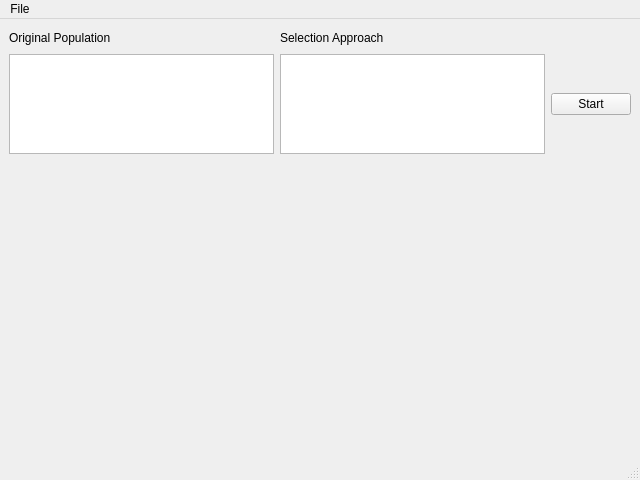
takasoft/GenomicSelectionSimulator, file design.ui: the form before one commit.
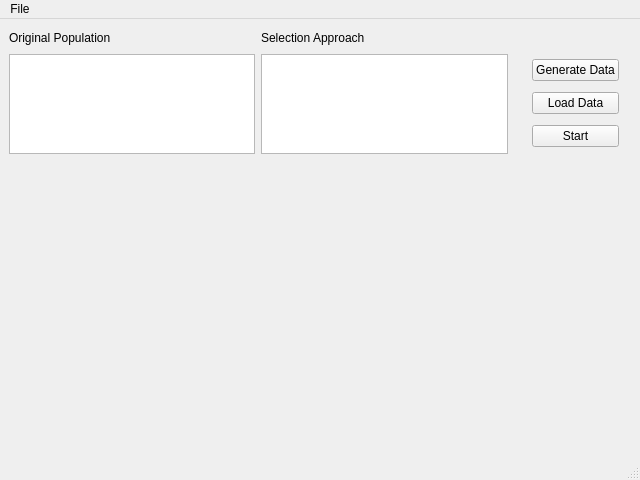
The form after the commit.

```diff
--- a/design.ui
+++ b/design.ui
@@ -41,7 +41,7 @@
       </property>
      </widget>
     </item>
-    <item row="1" column="0">
+    <item row="3" column="0">
      <widget class="QListWidget" name="listWidgetOrgPopulation">
       <property name="maximumSize">
        <size>
@@ -51,7 +51,7 @@
       </property>
      </widget>
     </item>
-    <item row="1" column="1">
+    <item row="3" column="1">
      <widget class="QListWidget" name="listWidgetSelectionApproach">
       <property name="maximumSize">
        <size>
@@ -61,15 +61,53 @@
       </property>
      </widget>
     </item>
-    <item row="1" column="2">
-     <widget class="QPushButton" name="btnStart">
+    <item row="7" column="0" colspan="8">
+     <widget class="QWidget" name="canvas" native="true">
+      <property name="minimumSize">
+       <size>
+        <width>0</width>
+        <height>167</height>
+       </size>
+      </property>
+     </widget>
+    </item>
+    <item row="8" column="0" colspan="8">
+     <widget class="QLabel" name="labelStatus">
+      <property name="maximumSize">
+       <size>
+        <width>16777215</width>
+        <height>20</height>
+       </size>
+      </property>
       <property name="text">
-       <string>Start</string>
+       <string/>
       </property>
      </widget>
     </item>
-    <item row="2" column="0" colspan="3">
-     <widget class="QWidget" name="canvas" native="true"/>
+    <item row="3" column="5">
+     <layout class="QVBoxLayout" name="verticalLayout">
+      <item>
+       <widget class="QPushButton" name="btnGenerateData">
+        <property name="text">
+         <string>Generate Data</string>
+        </property>
+       </widget>
+      </item>
+      <item>
+       <widget class="QPushButton" name="btnLoadData">
+        <property name="text">
+         <string>Load Data</string>
+        </property>
+       </widget>
+      </item>
+      <item>
+       <widget class="QPushButton" name="btnStart">
+        <property name="text">
+         <string>Start</string>
+        </property>
+       </widget>
+      </item>
+     </layout>
     </item>
    </layout>
   </widget>
```
Left out of the diff: 8 changed lines with no effect on the pictures.
